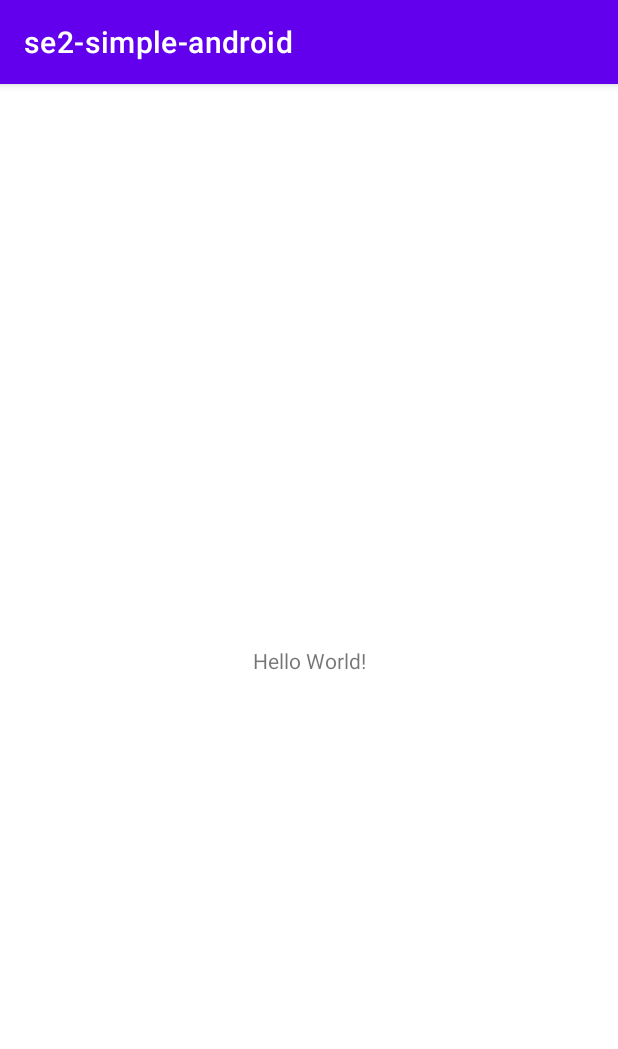
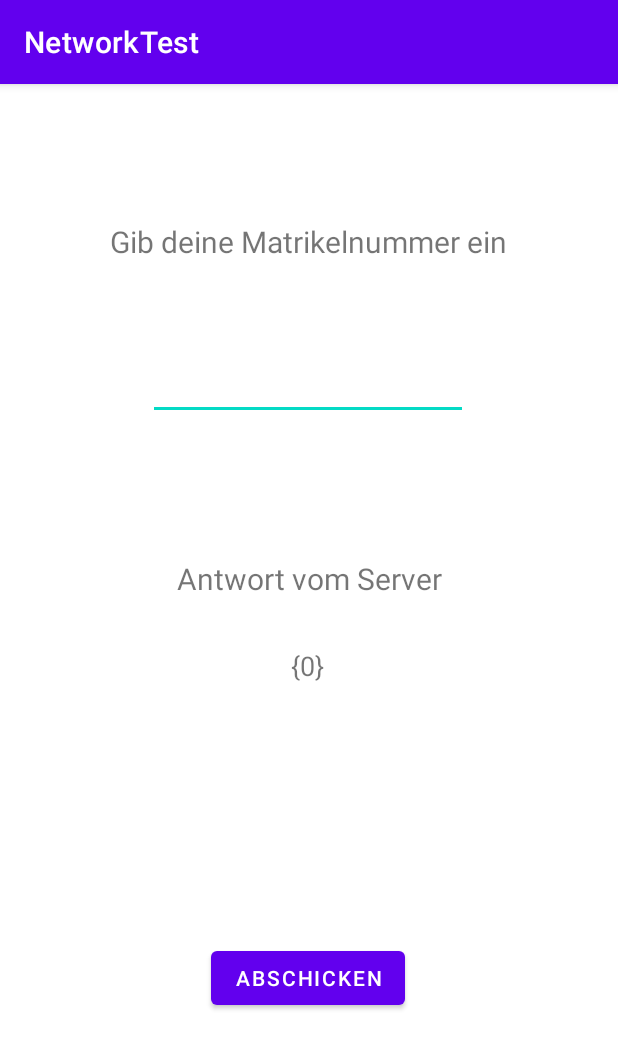
Before and after one commit to djamn/se2-simple-android, an Android app: the screen it shows after launch (MainActivity), on a phone screen of 412 x 824 dp. Shown: the top 1049 px of the screen. Run offline under Robolectric (Android 15) with nearby library versions, the phone set to English and light mode, and no system bars.

Commit message:
first design version of main_activity

```diff
--- a/app/src/main/AndroidManifest.xml
+++ b/app/src/main/AndroidManifest.xml
@@ -13,7 +13,8 @@
             tools:targetApi="31">
         <activity
                 android:name=".MainActivity"
-                android:exported="true">
+                android:exported="true"
+                android:label="@string/main_activity_title">
             <intent-filter>
                 <action android:name="android.intent.action.MAIN" />
 
--- a/app/src/main/res/layout/activity_main.xml
+++ b/app/src/main/res/layout/activity_main.xml
@@ -6,13 +6,65 @@
         android:layout_height="match_parent"
         tools:context=".MainActivity">
 
-    <TextView
+    <EditText
             android:layout_width="wrap_content"
             android:layout_height="wrap_content"
-            android:text="Hello World!"
-            app:layout_constraintBottom_toBottomOf="parent"
+            android:inputType="number"
+            android:ems="10"
+            android:id="@+id/editTextNumber"
+            app:layout_constraintStart_toStartOf="parent"
+            app:layout_constraintHorizontal_bias="0.497"
+            app:layout_constraintEnd_toEndOf="parent"
+            tools:ignore="LabelFor"
+            app:layout_constraintBottom_toTopOf="@+id/textView3"
+            android:layout_marginBottom="92dp" />
+
+    <TextView
+            android:text="@string/gib_deine_matrikelnummer_ein"
+            android:layout_width="wrap_content"
+            android:layout_height="wrap_content"
+            android:id="@+id/textView2"
+            android:textSize="20sp"
+            app:layout_constraintStart_toStartOf="parent"
+            app:layout_constraintHorizontal_bias="0.496"
+            app:layout_constraintEnd_toEndOf="parent"
+            app:layout_constraintBottom_toTopOf="@+id/editTextNumber"
+            android:layout_marginBottom="60dp"
+            app:layout_constraintTop_toTopOf="parent"
+            app:layout_constraintVertical_bias="1.0" />
+
+    <TextView
+            android:text="@string/antwort_vom_server"
+            android:layout_width="wrap_content"
+            android:layout_height="wrap_content"
+            android:id="@+id/textView3"
+            android:textSize="20sp"
             app:layout_constraintStart_toStartOf="parent"
             app:layout_constraintEnd_toEndOf="parent"
-            app:layout_constraintTop_toTopOf="parent" />
+            app:layout_constraintBottom_toTopOf="@+id/textView5"
+            android:layout_marginBottom="32dp" />
+
+    <Button
+            android:text="@string/abschicken"
+            android:layout_width="wrap_content"
+            android:layout_height="wrap_content"
+            android:id="@+id/button"
+            app:layout_constraintStart_toStartOf="parent"
+            app:layout_constraintHorizontal_bias="0.498"
+            app:layout_constraintEnd_toEndOf="parent"
+            app:layout_constraintBottom_toBottomOf="parent"
+            android:layout_marginBottom="148dp" />
+
+    <TextView
+            android:text="@string/_0"
+            android:layout_width="wrap_content"
+            android:layout_height="wrap_content"
+            android:id="@+id/textView5"
+            app:layout_constraintStart_toStartOf="parent"
+            app:layout_constraintHorizontal_bias="0.498"
+            app:layout_constraintEnd_toEndOf="parent"
+            android:textSize="18sp"
+            android:layout_marginBottom="172dp"
+            app:layout_constraintBottom_toTopOf="@+id/button" />
 
 </androidx.constraintlayout.widget.ConstraintLayout>
--- a/app/src/main/res/values/colors.xml
+++ b/app/src/main/res/values/colors.xml
@@ -7,4 +7,5 @@
     <color name="teal_700">#FF018786</color>
     <color name="black">#FF000000</color>
     <color name="white">#FFFFFFFF</color>
+    <color name="gray">#808080</color>
 </resources>
--- a/app/src/main/res/values/strings.xml
+++ b/app/src/main/res/values/strings.xml
@@ -1,3 +1,8 @@
 <resources>
     <string name="app_name">se2-simple-android</string>
+    <string name="abschicken">Abschicken</string>
+    <string name="antwort_vom_server">Antwort vom Server</string>
+    <string name="gib_deine_matrikelnummer_ein">Gib deine Matrikelnummer ein</string>
+    <string name="_0">{0}</string>
+    <string name="main_activity_title">NetworkTest</string>
 </resources>
```
